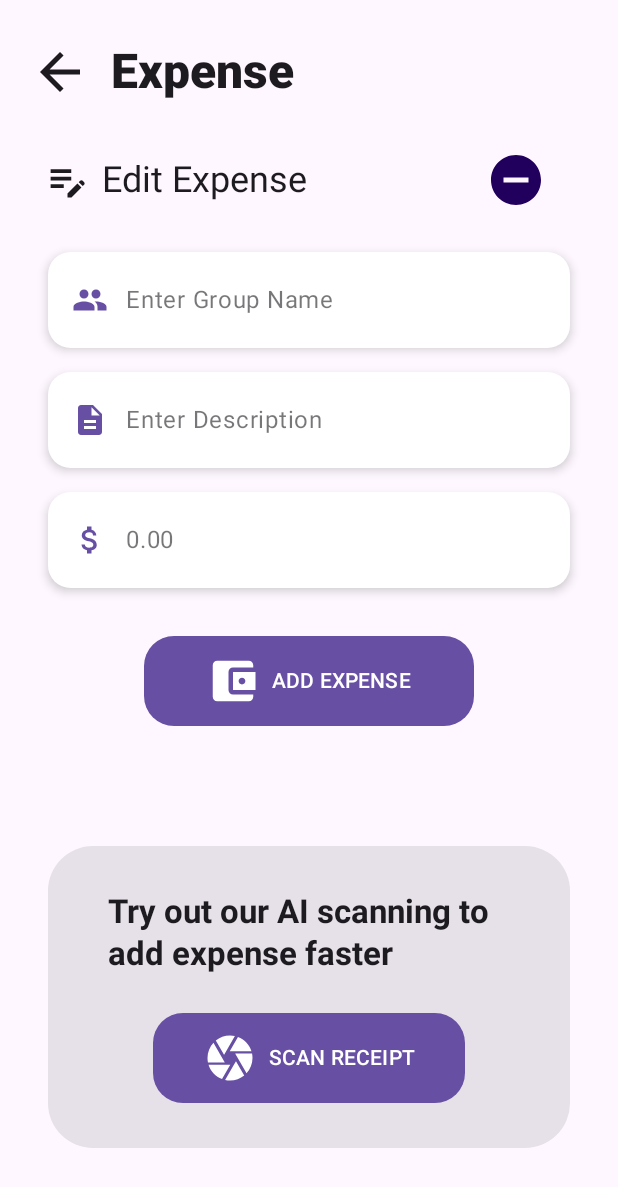
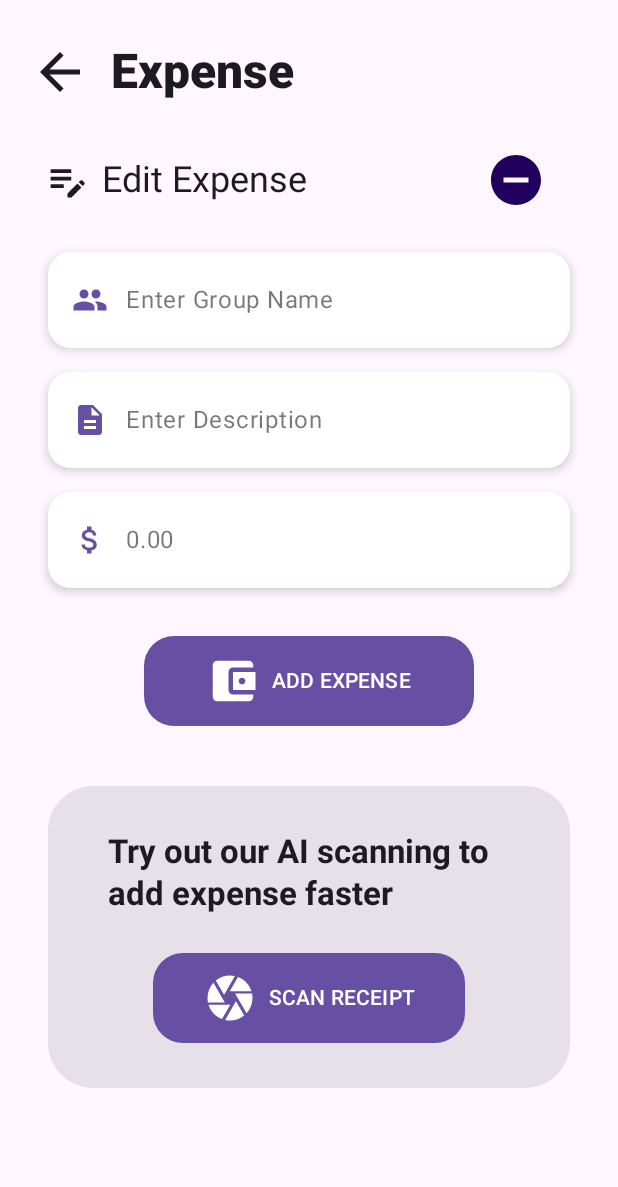
Before and after one commit to ntietje1/InstaSplit, an Android app built with Jetpack Compose: the ExpenseEditScreen screen opened through its navigation route, on a phone screen of 412 x 824 dp. Shown: the top 1187 px of the screen. Run offline under Robolectric (Android 15) with nearby library versions, the phone set to English and light mode, and no system bars.

Commit message:
Fix scanningAI card to fit screen better

```diff
--- a/app/src/main/kotlin/com/hypeapps/instasplit/ui/expense_edit/ExpenseEditScreen.kt
+++ b/app/src/main/kotlin/com/hypeapps/instasplit/ui/expense_edit/ExpenseEditScreen.kt
@@ -124,7 +124,7 @@ fun ExpenseEditScreen(
                 )
             }
 
-            Spacer(modifier = Modifier.height(80.dp))
+            Spacer(modifier = Modifier.height(40.dp))
             Card(
                 modifier = Modifier.fillMaxWidth()
                 .padding(horizontal = 16.dp)
```
